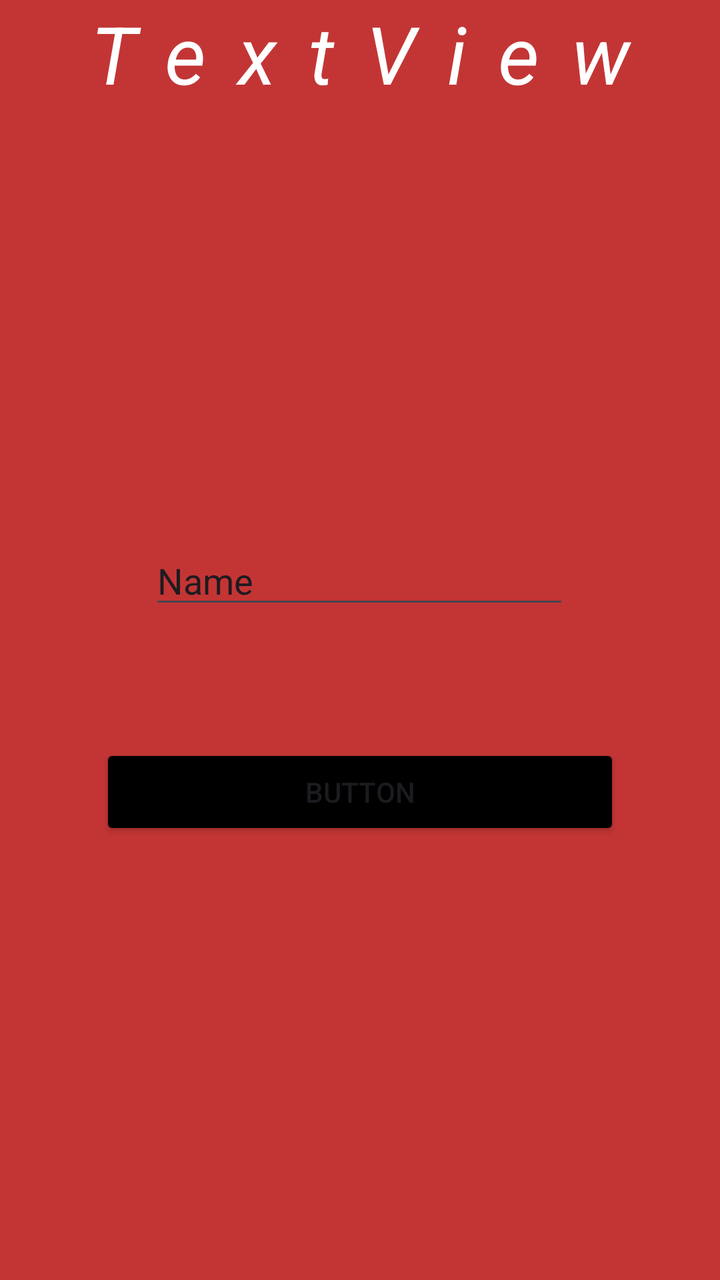
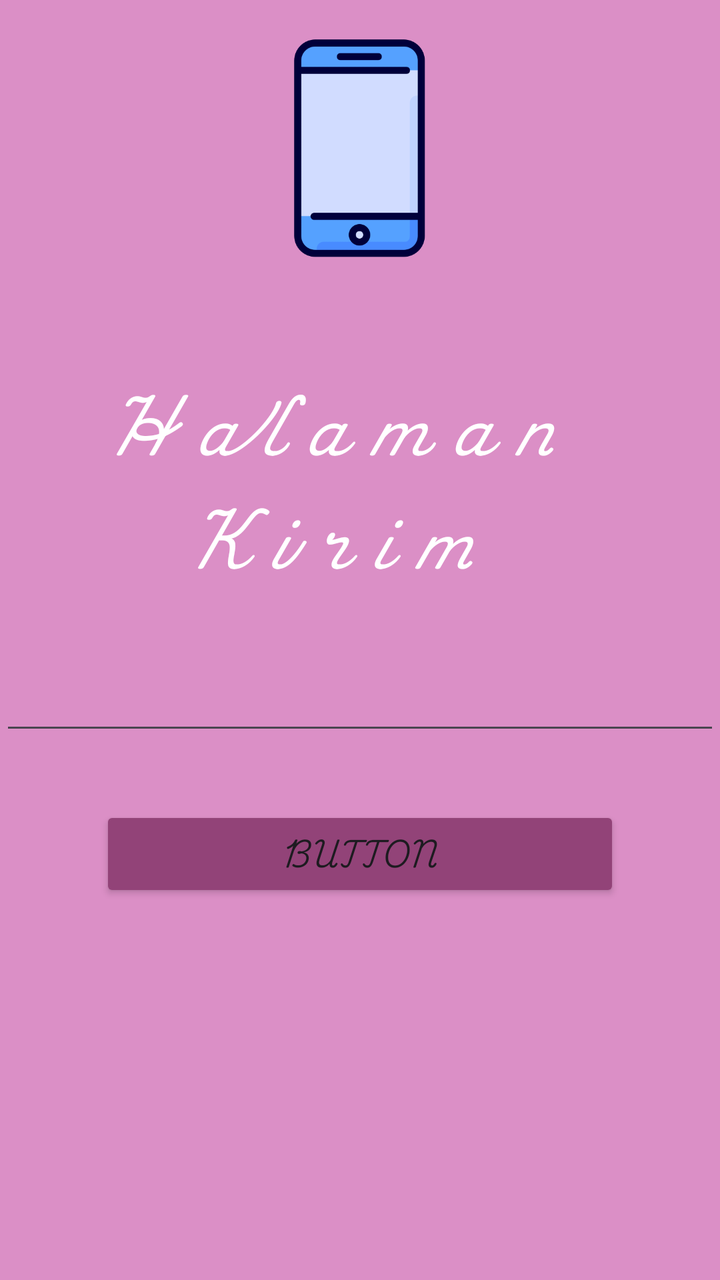

Compare the two renders of this Android layout. The source of the first and the diff that turns it into the second are given below.
<!-- AndroidManifest.xml: application theme Theme.BellApps -->
<!-- res/layout/activity_third.xml -->
<?xml version="1.0" encoding="utf-8"?>
<androidx.constraintlayout.widget.ConstraintLayout xmlns:android="http://schemas.android.com/apk/res/android"
    xmlns:app="http://schemas.android.com/apk/res-auto"
    xmlns:tools="http://schemas.android.com/tools"
    android:id="@+id/main"
    android:layout_width="match_parent"
    android:layout_height="match_parent"
    android:background="#C33535"
    tools:context=".pertemuan_3.ThirdActivity">

    <Button
        android:id="@+id/btnKirim"
        android:layout_width="match_parent"
        android:layout_height="wrap_content"
        android:layout_marginHorizontal="50dp"
        android:layout_marginTop="104dp"
        android:backgroundTint="@color/black"
        android:text="Button"
        app:layout_constraintEnd_toEndOf="parent"
        app:layout_constraintHorizontal_bias="0.494"
        app:layout_constraintStart_toStartOf="parent"
        app:layout_constraintTop_toTopOf="@+id/inputNoTujuan" />

    <EditText
        android:id="@+id/inputNoTujuan"
        android:layout_width="wrap_content"
        android:layout_height="wrap_content"
        android:layout_marginTop="268dp"
        android:ems="10"
        android:inputType="text"
        android:text="Name"
        app:layout_constraintEnd_toEndOf="parent"
        app:layout_constraintHorizontal_bias="0.497"
        app:layout_constraintStart_toStartOf="parent"
        app:layout_constraintTop_toTopOf="parent" />

    <TextView
        android:id="@+id/textView"
        android:layout_width="match_parent"
        android:textSize="40dp"
        android:textStyle="italic"
        android:letterSpacing="0.4"
        android:gravity="center"
        android:layout_height="wrap_content"
        android:text="TextView"
        android:textColor="@color/white"
        tools:layout_editor_absoluteX="144dp"
        tools:layout_editor_absoluteY="47dp" />
</androidx.constraintlayout.widget.ConstraintLayout>
<!-- resources referenced by this layout -->
<resources>
  <color name="black">#FF000000</color>
  <color name="white">#FFFFFFFF</color>
  <style name="Theme.BellApps" parent="Base.Theme.BellApps" />
  <style name="Base.Theme.BellApps" parent="Theme.Material3.DayNight.NoActionBar">
          
          
      </style>
</resources>

<!-- the commit's change to res/layout/activity_third.xml (unified diff, before → after) -->
@@ -5,7 +5,7 @@
     android:id="@+id/main"
     android:layout_width="match_parent"
     android:layout_height="match_parent"
-    android:background="#C33535"
+    android:background="@color/bg"
     tools:context=".pertemuan_3.ThirdActivity">
 
     <Button
@@ -13,8 +13,9 @@
         android:layout_width="match_parent"
         android:layout_height="wrap_content"
         android:layout_marginHorizontal="50dp"
-        android:layout_marginTop="104dp"
-        android:backgroundTint="@color/black"
+        android:layout_marginTop="72dp"
+        android:backgroundTint="@color/tombol"
+        android:fontFamily="@font/tegaksambung"
         android:text="Button"
         app:layout_constraintEnd_toEndOf="parent"
         app:layout_constraintHorizontal_bias="0.494"
@@ -23,27 +24,39 @@
 
     <EditText
         android:id="@+id/inputNoTujuan"
-        android:layout_width="wrap_content"
+        android:layout_width="match_parent"
         android:layout_height="wrap_content"
-        android:layout_marginTop="268dp"
+        android:layout_marginTop="28dp"
         android:ems="10"
         android:inputType="text"
-        android:text="Name"
+        android:text=""
         app:layout_constraintEnd_toEndOf="parent"
         app:layout_constraintHorizontal_bias="0.497"
         app:layout_constraintStart_toStartOf="parent"
-        app:layout_constraintTop_toTopOf="parent" />
+        app:layout_constraintTop_toBottomOf="@+id/textView" />
 
     <TextView
         android:id="@+id/textView"
-        android:layout_width="match_parent"
-        android:textSize="40dp"
+        android:layout_width="327dp"
+        android:layout_height="123dp"
+        android:layout_marginTop="32dp"
+        android:fontFamily="@font/tegaksambung"
+        android:gravity="center"
+        android:letterSpacing="0.4"
+        android:text="@string/judul"
+        android:textColor="@color/white"
+        android:textSize="30dp"
         android:textStyle="italic"
-        android:letterSpacing="0.4"
-        android:gravity="center"
-        android:layout_height="wrap_content"
-        android:text="TextView"
-        android:textColor="@color/white"
-        tools:layout_editor_absoluteX="144dp"
-        tools:layout_editor_absoluteY="47dp" />
+        app:layout_constraintTop_toBottomOf="@+id/imageView"
+        tools:layout_editor_absoluteX="40dp" />
+
+    <ImageView
+        android:id="@+id/imageView"
+        android:layout_width="112dp"
+        android:layout_height="148dp"
+        app:layout_constraintEnd_toEndOf="parent"
+        app:layout_constraintHorizontal_bias="0.498"
+        app:layout_constraintStart_toStartOf="parent"
+        app:srcCompat="@drawable/smartphone"
+        tools:layout_editor_absoluteY="31dp" />
 </androidx.constraintlayout.widget.ConstraintLayout>
<!-- resource entries referenced after the edit -->
@@ -1,7 +1,10 @@
 <!-- resources referenced by this layout -->
 <resources>
-  <color name="black">#FF000000</color>
+  <color name="bg">#DB8FC6</color>
+  <color name="tombol">#924378</color>
   <color name="white">#FFFFFFFF</color>
+  <!-- drawable smartphone: png bitmap (drawable, 9112 bytes) -->
+  <string name="judul">Halaman Kirim</string>
   <style name="Theme.BellApps" parent="Base.Theme.BellApps" />
   <style name="Base.Theme.BellApps" parent="Theme.Material3.DayNight.NoActionBar">
           
